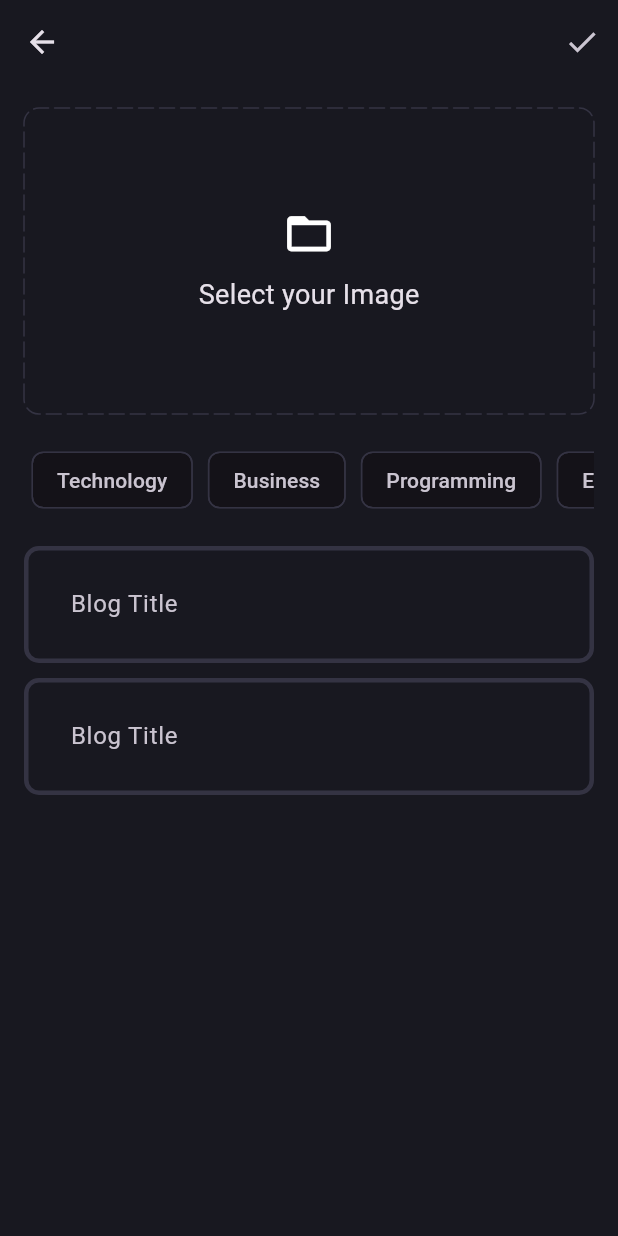
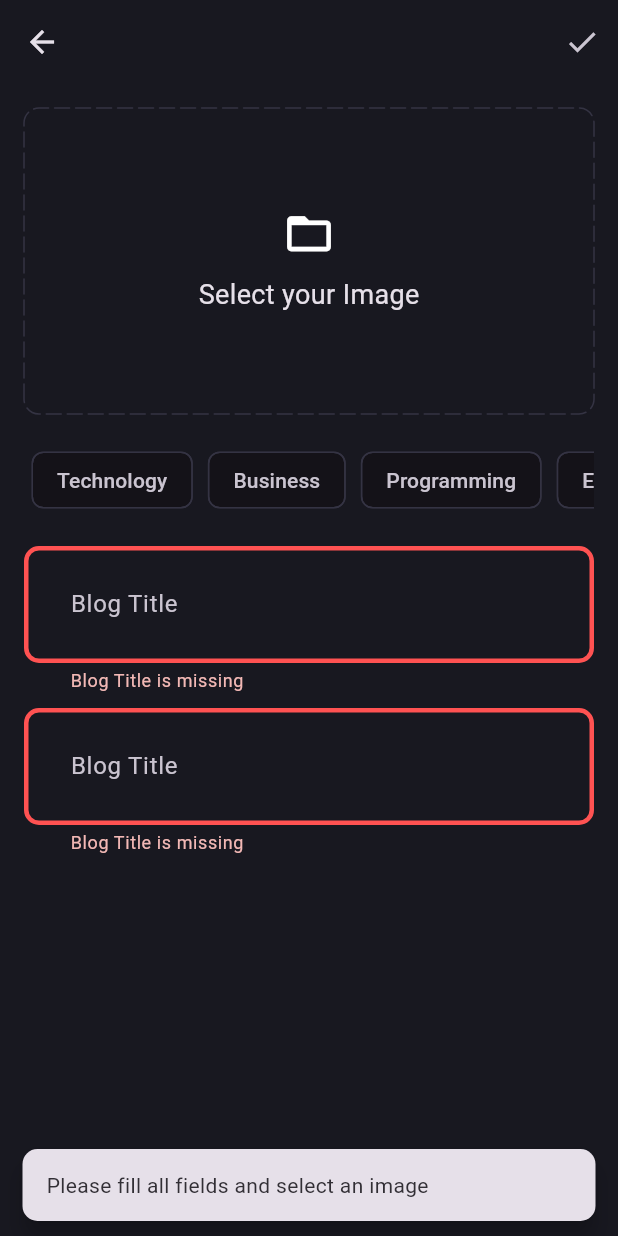
Before and after one commit to Ajinkya998/blog_app, a Flutter app: the AddNewBlogPage screen opened directly, after a tap on the "done" icon, on a phone screen of 412 x 824 dp. Run offline on Flutter 3.47's test engine with Material 3 defaults, Android fonts, the phone set to English and light mode, and no system bars; drawn by our look-alikes of dotted_border; our stand-ins replace flutter_bloc, fpdart, get_it, image_picker, supabase_flutter; accounts and stored records are empty.

Commit message:
Added Uploading Blog functionality

```diff
--- a/lib/core/theme/theme.dart
+++ b/lib/core/theme/theme.dart
@@ -20,8 +20,10 @@ class AppTheme {
     ),
     inputDecorationTheme: InputDecorationTheme(
       contentPadding: const EdgeInsets.all(27),
+      border: _border(),
       enabledBorder: _border(),
       focusedBorder: _border(AppPallete.gradient2),
+      errorBorder: _border(AppPallete.errorColor),
     ),
   );
 }
--- /dev/null
+++ b/lib/features/blog/data/datasources/blog_remote_data_sources.dart
@@ -0,0 +1,39 @@
+import 'dart:io';
+
+import 'package:blog_app/core/error/exception.dart';
+import 'package:blog_app/features/blog/data/model/blog_model.dart';
+import 'package:supabase_flutter/supabase_flutter.dart';
+
+abstract class BlogRemoteDataSources {
+  Future<BlogModel> uploadBlog(BlogModel blog);
+  Future<String> uploadBlogImage(
+      {required File image, required BlogModel blog});
+}
+
+class BlogRemoteDataSourcesImpl implements BlogRemoteDataSources {
+  final SupabaseClient supabaseClient;
+  const BlogRemoteDataSourcesImpl(this.supabaseClient);
+  @override
+  Future<BlogModel> uploadBlog(BlogModel blog) async {
+    try {
+      final blogData =
+          await supabaseClient.from('blogs').insert(blog.toJson()).select();
+
+      return BlogModel.fromJson(blogData.first);
+    } catch (e) {
+      throw ServerException(e.toString());
+    }
+  }
+
+  @override
+  Future<String> uploadBlogImage(
+      {required File image, required BlogModel blog}) async {
+    try {
+      await supabaseClient.storage.from('blog_images').upload(blog.id, image);
+
+      return supabaseClient.storage.from('blog_images').getPublicUrl(blog.id);
+    } catch (e) {
+      throw ServerException(e.toString());
+    }
+  }
+}
--- /dev/null
+++ b/lib/features/blog/data/repository/blog_repository_impl.dart
@@ -0,0 +1,43 @@
+import 'dart:io';
+
+import 'package:blog_app/core/error/exception.dart';
+import 'package:blog_app/core/error/failures.dart';
+import 'package:blog_app/features/blog/data/datasources/blog_remote_data_sources.dart';
+import 'package:blog_app/features/blog/data/model/blog_model.dart';
+import 'package:blog_app/features/blog/domain/entities/blog.dart';
+import 'package:blog_app/features/blog/domain/repository/blog_repository.dart';
+import 'package:fpdart/fpdart.dart';
+import 'package:uuid/uuid.dart';
+
+class BlogRepositoryImpl implements BlogRepository {
+  final BlogRemoteDataSources blogRemoteDataSources;
+  const BlogRepositoryImpl(this.blogRemoteDataSources);
+  @override
+  Future<Either<Failure, Blog>> uploadBlog(
+      {required File image,
+      required String title,
+      required String content,
+      required String posterId,
+      required List<String> topics}) async {
+    try {
+      BlogModel blogModel = BlogModel(
+        id: const Uuid().v1(),
+        title: title,
+        content: content,
+        imageUrl: '',
+        posterId: posterId,
+        topics: topics,
+        updatedAt: DateTime.now(),
+      );
+
+      final imageUrl = await blogRemoteDataSources.uploadBlogImage(
+          image: image, blog: blogModel);
+
+      blogModel = blogModel.copyWith(imageUrl: imageUrl);
+      final blog = await blogRemoteDataSources.uploadBlog(blogModel);
+      return right(blog);
+    } on ServerException catch (e) {
+      return left(Failure(e.message));
+    }
+  }
+}
--- /dev/null
+++ b/lib/features/blog/domain/entities/blog.dart
@@ -0,0 +1,20 @@
+class Blog {
+  final String id;
+  final String title;
+  final String content;
+  final String imageUrl;
+  final String posterId;
+  final List<String> topics;
+  final DateTime updatedAt;
+
+  Blog({
+    required this.id,
+    required this.title,
+    required this.content,
+    required this.imageUrl,
+    required this.posterId,
+    required this.topics,
+    required this.updatedAt,
+  });
+
+}
--- /dev/null
+++ b/lib/features/blog/domain/repository/blog_repository.dart
@@ -0,0 +1,15 @@
+import 'dart:io';
+
+import 'package:blog_app/core/error/failures.dart';
+import 'package:blog_app/features/blog/domain/entities/blog.dart';
+import 'package:fpdart/fpdart.dart';
+
+abstract class BlogRepository {
+  Future<Either<Failure, Blog>> uploadBlog({
+    required File image,
+    required String title,
+    required String content,
+    required String posterId,
+    required List<String> topics,
+  });
+}
--- /dev/null
+++ b/lib/features/blog/domain/usecase/upload_blog.dart
@@ -0,0 +1,38 @@
+import 'dart:io';
+
+import 'package:blog_app/core/error/failures.dart';
+import 'package:blog_app/core/usecase/usecase.dart';
+import 'package:blog_app/features/blog/domain/entities/blog.dart';
+import 'package:blog_app/features/blog/domain/repository/blog_repository.dart';
+import 'package:fpdart/fpdart.dart';
+
+class UploadBlog implements UseCase<Blog, UploadBlogParams> {
+  final BlogRepository blogRepository;
+  const UploadBlog(this.blogRepository);
+  @override
+  Future<Either<Failure, Blog>> call(UploadBlogParams params) {
+    return blogRepository.uploadBlog(
+      image: params.image,
+      title: params.title,
+      content: params.content,
+      posterId: params.posterId,
+      topics: params.topics,
+    );
+  }
+}
+
+class UploadBlogParams {
+  final String title;
+  final String content;
+  final String posterId;
+  final File image;
+  final List<String> topics;
+
+  UploadBlogParams({
+    required this.title,
+    required this.content,
+    required this.posterId,
+    required this.image,
+    required this.topics,
+  });
+}
--- /dev/null
+++ b/lib/features/blog/presentation/bloc/blog_bloc.dart
@@ -0,0 +1,33 @@
+import 'dart:io';
+
+import 'package:blog_app/features/blog/domain/usecase/upload_blog.dart';
+import 'package:flutter/material.dart';
+import 'package:flutter_bloc/flutter_bloc.dart';
+
+part 'blog_event.dart';
+part 'blog_state.dart';
+
+class BlogBloc extends Bloc<BlogEvent, BlogState> {
+  final UploadBlog _uploadBlog;
+  BlogBloc({required UploadBlog uploadBlog})
+      : _uploadBlog = uploadBlog,
+        super(BlogInitial()) {
+    on<BlogEvent>((event, emit) {
+      emit(BlogLoading());
+    });
+
+    on<BlogUpload>((event, emit) async {
+      final res = await _uploadBlog(
+        UploadBlogParams(
+            title: event.title,
+            content: event.content,
+            posterId: event.posterId,
+            image: event.imageUrl,
+            topics: event.topics),
+      );
+
+      res.fold((failure) => emit(BlogFailure(failure.message)),
+          (success) => emit(BlogSuccess()));
+    });
+  }
+}
--- /dev/null
+++ b/lib/features/blog/presentation/bloc/blog_event.dart
@@ -0,0 +1,20 @@
+part of 'blog_bloc.dart';
+
+@immutable
+sealed class BlogEvent {}
+
+final class BlogUpload extends BlogEvent {
+  final String title;
+  final String content;
+  final File imageUrl;
+  final String posterId;
+  final List<String> topics;
+
+  BlogUpload({
+    required this.title,
+    required this.content,
+    required this.imageUrl,
+    required this.posterId,
+    required this.topics,
+  });
+}
--- /dev/null
+++ b/lib/features/blog/presentation/bloc/blog_state.dart
@@ -0,0 +1,16 @@
+part of 'blog_bloc.dart';
+
+@immutable
+sealed class BlogState {}
+
+final class BlogInitial extends BlogState {}
+
+final class BlogLoading extends BlogState {}
+
+final class BlogFailure extends BlogState {
+  final String message;
+
+  BlogFailure(this.message);
+}
+
+final class BlogSuccess extends BlogState {}
--- a/lib/features/blog/presentation/pages/add_new_blog_page.dart
+++ b/lib/features/blog/presentation/pages/add_new_blog_page.dart
@@ -1,10 +1,15 @@
 import 'dart:io';
 
+import 'package:blog_app/core/common/cubits/app_user/app_user_cubit.dart';
+import 'package:blog_app/core/common/widgets/loader.dart';
 import 'package:blog_app/core/theme/app_pallette.dart';
 import 'package:blog_app/core/utils/pick_image.dart';
+import 'package:blog_app/core/utils/show_snackbar.dart';
+import 'package:blog_app/features/blog/presentation/bloc/blog_bloc.dart';
 import 'package:blog_app/features/blog/presentation/widgets/blog_editor.dart';
 import 'package:dotted_border/dotted_border.dart';
 import 'package:flutter/material.dart';
+import 'package:flutter_bloc/flutter_bloc.dart';
 
 class AddNewBlogPage extends StatefulWidget {
   const AddNewBlogPage({super.key});
@@ -14,6 +19,7 @@ class AddNewBlogPage extends StatefulWidget {
 }
 
 class _AddNewBlogPageState extends State<AddNewBlogPage> {
+  final _formKey = GlobalKey<FormState>();
   final TextEditingController _blogTitleController = TextEditingController();
   final TextEditingController _blogContentController = TextEditingController();
   List<String> selectedTopics = [];
@@ -38,11 +44,51 @@ class _AddNewBlogPageState extends State<AddNewBlogPage> {
   Widget build(BuildContext context) {
     return Scaffold(
       appBar: AppBar(
-        actions: [IconButton(onPressed: () {}, icon: const Icon(Icons.done))],
+        actions: [
+          IconButton(
+              onPressed: () {
+                if (_formKey.currentState!.validate() &&
+                    selectedImage != null &&
+                    selectedTopics.isNotEmpty) {
+                  final posterId =
+                      (context.read<AppUserCubit>().state as AppUserLoggedIn)
+                          .user
+                          .id;
+                  context.read<BlogBloc>().add(
+                        BlogUpload(
+                          title: _blogTitleController.text.trim(),
+                          content: _blogContentController.text.trim(),
+                          imageUrl: selectedImage!,
+                          posterId: posterId,
+                          topics: selectedTopics,
                         ),
-      body: SingleChildScrollView(
+                      );
+                } else {
+                  showSnackbar(
+                      context, "Please fill all fields and select an image");
+                }
+              },
+              icon: const Icon(Icons.done))
+        ],
+      ),
+      body: BlocConsumer<BlogBloc, BlogState>(
+        listener: (context, state) {
+          if (state is BlogFailure) {
+            return showSnackbar(
+                context, "Failed to upload blog: ${state.message}");
+          } else if (state is BlogSuccess) {
+            Navigator.pop(context);
+          }
+        },
+        builder: (context, state) {
+          if (state is BlogLoading) {
+            return const Loader();
+          }
+          return SingleChildScrollView(
             child: Padding(
               padding: const EdgeInsets.all(16.0),
+              child: Form(
+                key: _formKey,
                 child: Column(
                   children: [
                     selectedImage != null
@@ -57,8 +103,8 @@ class _AddNewBlogPageState extends State<AddNewBlogPage> {
                                   child: SizedBox(
                                     height: 200,
                                     width: double.infinity,
-                              child:
-                                  Image.file(selectedImage!, fit: BoxFit.cover),
+                                    child: Image.file(selectedImage!,
+                                        fit: BoxFit.cover),
                                   ),
                                 ),
                               ),
@@ -120,7 +166,8 @@ class _AddNewBlogPageState extends State<AddNewBlogPage> {
                         ]
                             .map(
                               (e) => Padding(
-                          padding: const EdgeInsets.symmetric(horizontal: 5),
+                                padding:
+                                    const EdgeInsets.symmetric(horizontal: 5),
                                 child: GestureDetector(
                                   onTap: () {
                                     if (selectedTopics.contains(e)) {
@@ -149,14 +196,19 @@ class _AddNewBlogPageState extends State<AddNewBlogPage> {
                     ),
                     const SizedBox(height: 20),
                     BlogEditor(
-                  controller: _blogTitleController, hintText: "Blog Title"),
+                        controller: _blogTitleController,
+                        hintText: "Blog Title"),
                     const SizedBox(height: 10),
                     BlogEditor(
-                  controller: _blogContentController, hintText: "Blog Title"),
+                        controller: _blogContentController,
+                        hintText: "Blog Title"),
                   ],
                 ),
               ),
             ),
           );
+        },
+      ),
+    );
   }
 }
--- a/lib/features/blog/presentation/widgets/blog_editor.dart
+++ b/lib/features/blog/presentation/widgets/blog_editor.dart
@@ -9,6 +9,12 @@ class BlogEditor extends StatelessWidget {
   @override
   Widget build(BuildContext context) {
     return TextFormField(
+      validator: (value) {
+        if(value!.isEmpty){
+          return '$hintText is missing';
+        }
+        return null;
+      },
       controller: controller,
       decoration: InputDecoration(
         hintText: hintText,
--- a/lib/main.dart
+++ b/lib/main.dart
@@ -2,6 +2,7 @@ import 'package:blog_app/core/common/cubits/app_user/app_user_cubit.dart';
 import 'package:blog_app/core/theme/theme.dart';
 import 'package:blog_app/features/auth/presentation/bloc/auth_bloc.dart';
 import 'package:blog_app/features/auth/presentation/pages/sign_in.dart';
+import 'package:blog_app/features/blog/presentation/bloc/blog_bloc.dart';
 import 'package:blog_app/features/blog/presentation/pages/blog_page.dart';
 import 'package:blog_app/init_dependencies.dart';
 import 'package:flutter/material.dart';
@@ -17,6 +18,9 @@ void main() async {
       ),
       BlocProvider(
         create: (_) => serviceLocator<AuthBloc>(),
+      ),
+      BlocProvider(
+        create: (_) => serviceLocator<BlogBloc>(),
       ),
     ],
     child: const MyApp(),
--- a/pubspec.yaml
+++ b/pubspec.yaml
@@ -41,6 +41,7 @@ dependencies:
   get_it: ^8.0.3
   dotted_border: ^2.1.0
   image_picker: ^1.1.2
+  uuid: ^4.5.1
 
 dev_dependencies:
   flutter_test:
```
Also changed, not shown: lib/features/blog/data/model/blog_model.dart (added, +59 -0 lines), lib/init_dependencies.dart (+24 -0 lines), pubspec.lock. Lines whose indentation alone changed are shown as unchanged.
